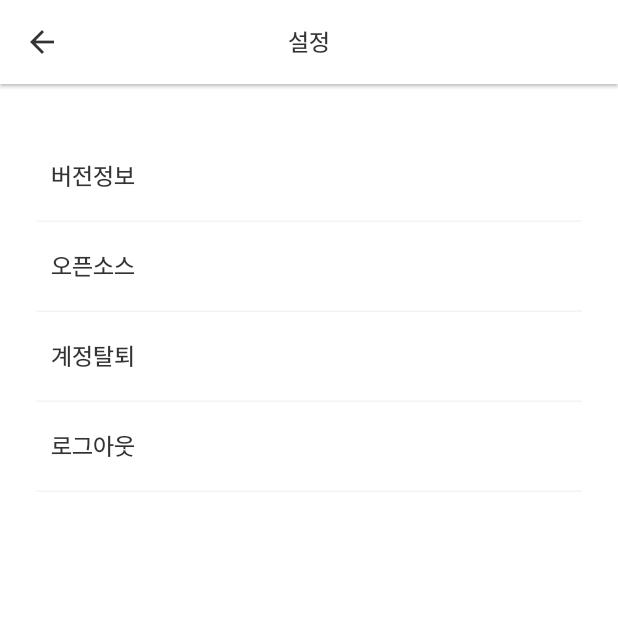
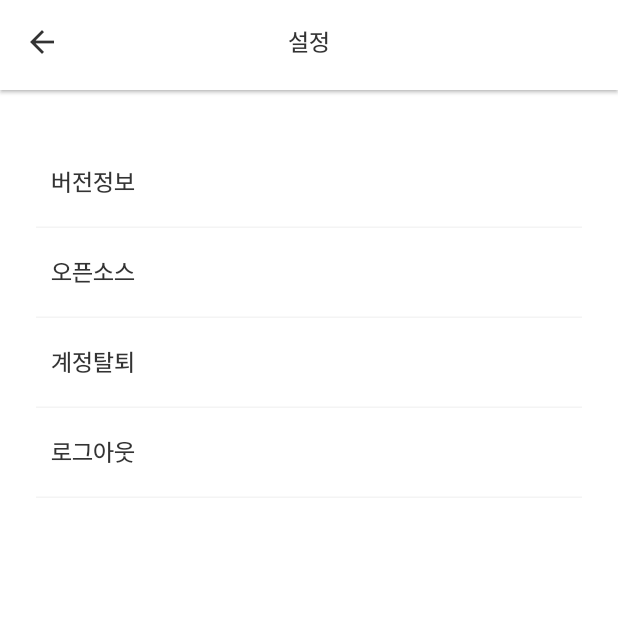
Before and after one commit to sw0610/POOM, a Flutter app: the ProfileSettingsScreen screen opened directly, on a phone screen of 412 x 824 dp, the top half of it. Run offline on Flutter 3.47's test engine with Material 2 defaults, Android fonts, the phone set to English and light mode, and no system bars; our stand-ins replace flutter_svg, image_picker; network calls fail; project files that could hold a hidden picture were left out.

Commit message:
💄 style: AppBar 높이 설정

```diff
--- a/frontend/poom/lib/screens/profile_settings_screen.dart
+++ b/frontend/poom/lib/screens/profile_settings_screen.dart
@@ -63,7 +63,9 @@ class ProfileSettingsScreen extends StatelessWidget {
   Widget build(BuildContext context) {
     return Scaffold(
       backgroundColor: Colors.white,
-      appBar: AppBar(
+      appBar: PreferredSize(
+        preferredSize: const Size.fromHeight(60),
+        child: AppBar(
           centerTitle: true,
           backgroundColor: Colors.white,
           foregroundColor: _textColor,
@@ -73,6 +75,7 @@ class ProfileSettingsScreen extends StatelessWidget {
             style: TextStyle(
               fontSize: 16,
               fontWeight: FontWeight.w500,
+            ),
           ),
         ),
       ),
```
Also changed, not shown: frontend/poom/lib/screens/profile_screen.dart (+26 -8 lines). Lines whose indentation alone changed are shown as unchanged.
